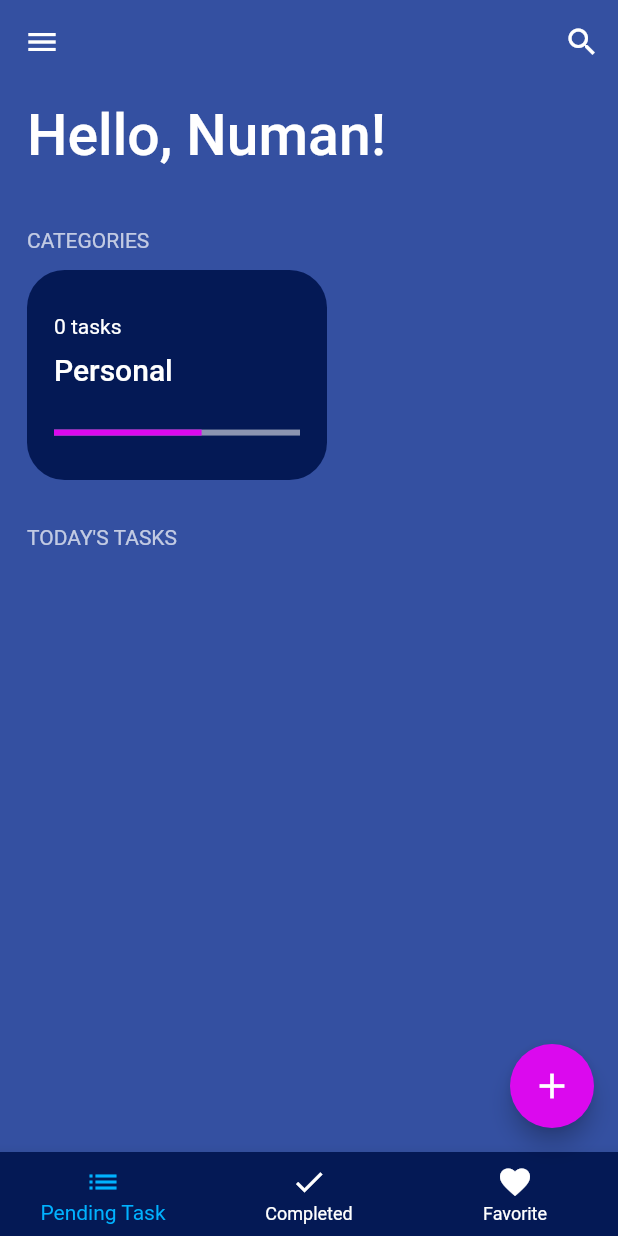
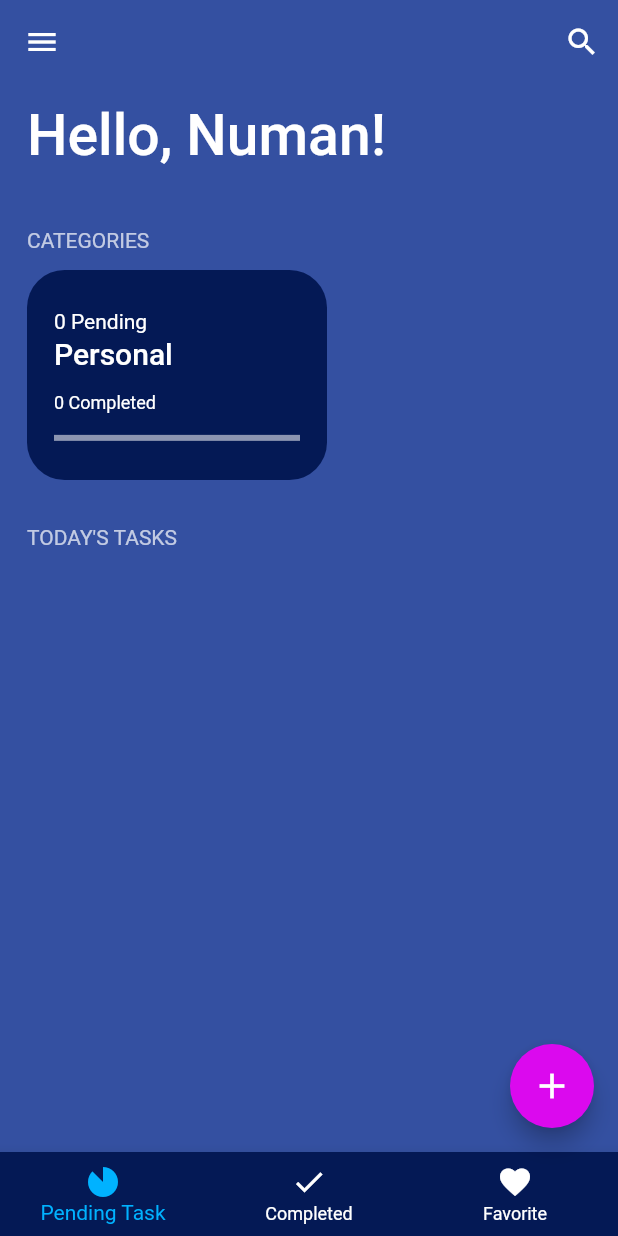
Before and after one commit to numanuddin1/flutter_bloc_pattern, a Flutter app: the screen it shows after launch, on a phone screen of 412 x 824 dp. Run offline on Flutter 3.47's test engine with Material 2 defaults, Android fonts, the phone set to English and light mode, and no system bars; our stand-ins replace bloc, equatable, flutter_bloc, hydrated_bloc.

```diff
--- a/lib/screens/completed_task_screen.dart
+++ b/lib/screens/completed_task_screen.dart
@@ -24,13 +24,6 @@ class CompletedTasksScreen extends StatelessWidget {
               SizedBox(
                 height: 10,
               ),
-              Center(
-                child: Chip(
-                  label: Text(
-                    '${tasksList.length} Tasks',
-                  ),
-                ),
-              ),
               Expanded(child: TaskList(taskList: tasksList))
             ],
           ),
--- a/lib/screens/pending_screen.dart
+++ b/lib/screens/pending_screen.dart
@@ -48,7 +48,8 @@ class PendingTasksScreen extends StatelessWidget {
                 child: Padding(
                   padding: const EdgeInsets.only(left: 18),
                   child: CategoryCard(
-                    task: state.pendingTasks,
+                    pendingTask: state.pendingTasks,
+                    completedTask: state.completedTasks,
                   ),
                 ),
               ),
--- a/lib/screens/tabs_screen.dart
+++ b/lib/screens/tabs_screen.dart
@@ -63,7 +63,7 @@ class _TabScreenState extends State<TabScreen> {
         ],
       ),
       body: _pages[currentIndex]['pageName'],
-      floatingActionButton: FloatingActionButton(
+      floatingActionButton: currentIndex == 0 ? FloatingActionButton(
         onPressed: () => _addTask(context),
         tooltip: 'Add Task',
         backgroundColor: Color(0xffdb09ee),
@@ -72,7 +72,7 @@ class _TabScreenState extends State<TabScreen> {
           color: Colors.white,
           size: 28,
         ),
-      ),
+      ): null,
       drawer: MyDrawer(),
       bottomNavigationBar: BottomNavigationBar(
         backgroundColor: Color(0xFF041955),
@@ -85,7 +85,7 @@ class _TabScreenState extends State<TabScreen> {
         currentIndex: currentIndex,
         items: [
           BottomNavigationBarItem(
-              icon: Icon(Icons.list), label: 'Pending Task'),
+              icon: Icon(Icons.incomplete_circle), label: 'Pending Task'),
           BottomNavigationBarItem(icon: Icon(Icons.done), label: 'Completed'),
           BottomNavigationBarItem(
               icon: Icon(Icons.favorite), label: 'Favorite'),
--- a/lib/widgets/category_card.dart
+++ b/lib/widgets/category_card.dart
@@ -3,12 +3,22 @@ import 'package:flutter/material.dart';
 import '../models/task.dart';
 
 class CategoryCard extends StatelessWidget {
-  const CategoryCard({Key? key, required this.task}) : super(key: key);
+  CategoryCard(
+      {Key? key, required this.pendingTask, required this.completedTask})
+      : super(key: key);
 
-  final List<Task> task;
+  final List<Task> pendingTask, completedTask;
+
+  int total = 0;
+
+  double getPer() {
+    total = (pendingTask.length + completedTask.length);
+    return completedTask.length / total;
+  }
 
   @override
   Widget build(BuildContext context) {
+    print(getPer());
     return Container(
       width: 200,
       decoration: BoxDecoration(
@@ -21,13 +31,25 @@ class CategoryCard extends StatelessWidget {
           mainAxisAlignment: MainAxisAlignment.spaceAround,
           crossAxisAlignment: CrossAxisAlignment.start,
           children: [
-            Text('${task.length} tasks'),
-            Text('Personal', style: TextStyle(fontSize: 20, fontWeight: FontWeight.w500),),
-            SizedBox(height: 10,),
+            Text('${pendingTask.length} Pending'),
+            Text(
+              'Personal',
+              style: TextStyle(fontSize: 20, fontWeight: FontWeight.w500),
+            ),
+            SizedBox(
+              height: 10,
+            ),
+            Text(
+              '${completedTask.length} Completed',
+              style: TextStyle(fontSize: 12),
+            ),
+            SizedBox(
+              height: 10,
+            ),
             LinearProgressIndicator(
-              value: 0.6,
+              value: total > 0 ? getPer() : 0,
               backgroundColor: Colors.white54,
-              valueColor: AlwaysStoppedAnimation<Color>(Color(0xffdb09ee)) ,
+              valueColor: AlwaysStoppedAnimation<Color>(Color(0xffdb09ee)),
             )
           ],
         ),
--- a/pubspec.yaml
+++ b/pubspec.yaml
@@ -40,6 +40,7 @@ dependencies:
   equatable: ^2.0.5
   hydrated_bloc: ^8.1.0
   path_provider: ^2.0.11
+  flutter_gauge: ^1.0.8
 
 dev_dependencies:
   flutter_test:
```
Also changed, not shown: pubspec.lock.
